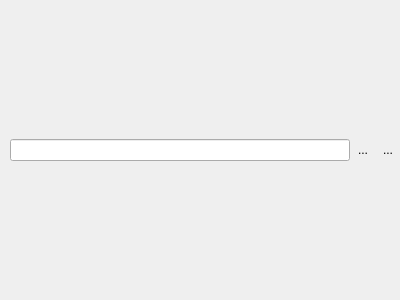
This is Viewer/src/TextFilterWidget.ui in ecmwf/ecflow as Qt 5 draws it before an edit. The edited form follows.
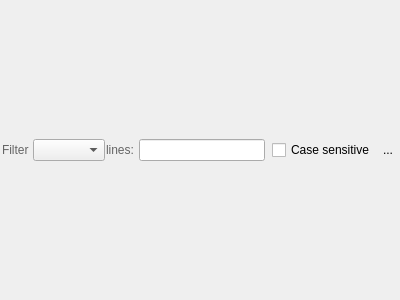
This is the edited form. Icons and pictures are not drawn.

Commit message: ecFlowUI: add regexp based line filter to text viewer in Output panel ECFLOW-1169

Patch:
```diff
--- a/Viewer/src/TextFilterWidget.ui
+++ b/Viewer/src/TextFilterWidget.ui
@@ -13,7 +13,7 @@
   <property name="windowTitle">
    <string>Form</string>
   </property>
-  <layout class="QHBoxLayout" name="horizontalLayout" stretch="0,0,1,0,0">
+  <layout class="QHBoxLayout" name="horizontalLayout" stretch="0,0,0,0,1,0,0,0">
    <property name="spacing">
     <number>1</number>
    </property>
@@ -29,16 +29,6 @@
    <property name="bottomMargin">
     <number>0</number>
    </property>
-   <item>
-    <widget class="QLabel" name="label">
-     <property name="text">
-      <string/>
-     </property>
-     <property name="pixmap">
-      <pixmap resource="viewer.qrc">:/viewer/filter_decor.svg</pixmap>
-     </property>
-    </widget>
-   </item>
    <item>
     <spacer name="horizontalSpacer">
      <property name="orientation">
@@ -52,20 +42,43 @@
      </property>
     </spacer>
    </item>
+   <item>
+    <widget class="QLabel" name="label_2">
+     <property name="text">
+      <string>&lt;html&gt;&lt;head/&gt;&lt;body&gt;&lt;p&gt;&lt;span style=&quot; color:#646464;&quot;&gt;Filter &lt;/span&gt;&lt;/p&gt;&lt;/body&gt;&lt;/html&gt;</string>
+     </property>
+    </widget>
+   </item>
+   <item>
+    <widget class="QComboBox" name="matchCb_"/>
+   </item>
+   <item>
+    <widget class="QLabel" name="label">
+     <property name="text">
+      <string>&lt;html&gt;&lt;head/&gt;&lt;body&gt;&lt;p&gt;&lt;span style=&quot; color:#646464;&quot;&gt; lines: &lt;/span&gt;&lt;/p&gt;&lt;/body&gt;&lt;/html&gt;</string>
+     </property>
+    </widget>
+   </item>
    <item>
     <widget class="QLineEdit" name="le_"/>
    </item>
    <item>
-    <widget class="QToolButton" name="confTb_">
+    <spacer name="horizontalSpacer_2">
+     <property name="orientation">
+      <enum>Qt::Horizontal</enum>
+     </property>
+     <property name="sizeHint" stdset="0">
+      <size>
+       <width>6</width>
+       <height>20</height>
+      </size>
+     </property>
+    </spacer>
+   </item>
+   <item>
+    <widget class="QCheckBox" name="caseCb_">
      <property name="text">
-      <string>...</string>
-     </property>
-     <property name="icon">
-      <iconset resource="viewer.qrc">
-       <normaloff>:/viewer/menu_arrow_down.svg</normaloff>:/viewer/menu_arrow_down.svg</iconset>
-     </property>
-     <property name="autoRaise">
-      <bool>true</bool>
+      <string>Case sensitive</string>
      </property>
     </widget>
    </item>
```
Left out of the diff: 6 changed lines with no effect on the pictures. The commit also changes 20 other files.
